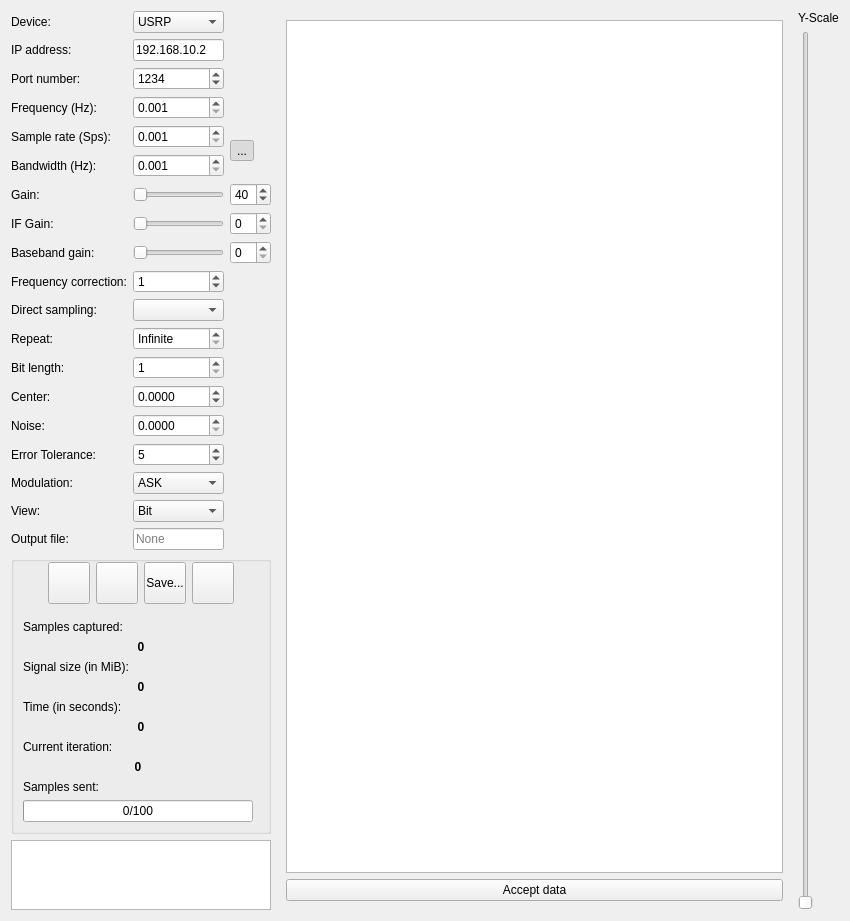
The window that ui/send_recv.ui (jopohl/urh) describes before a commit, drawn with Qt 5.
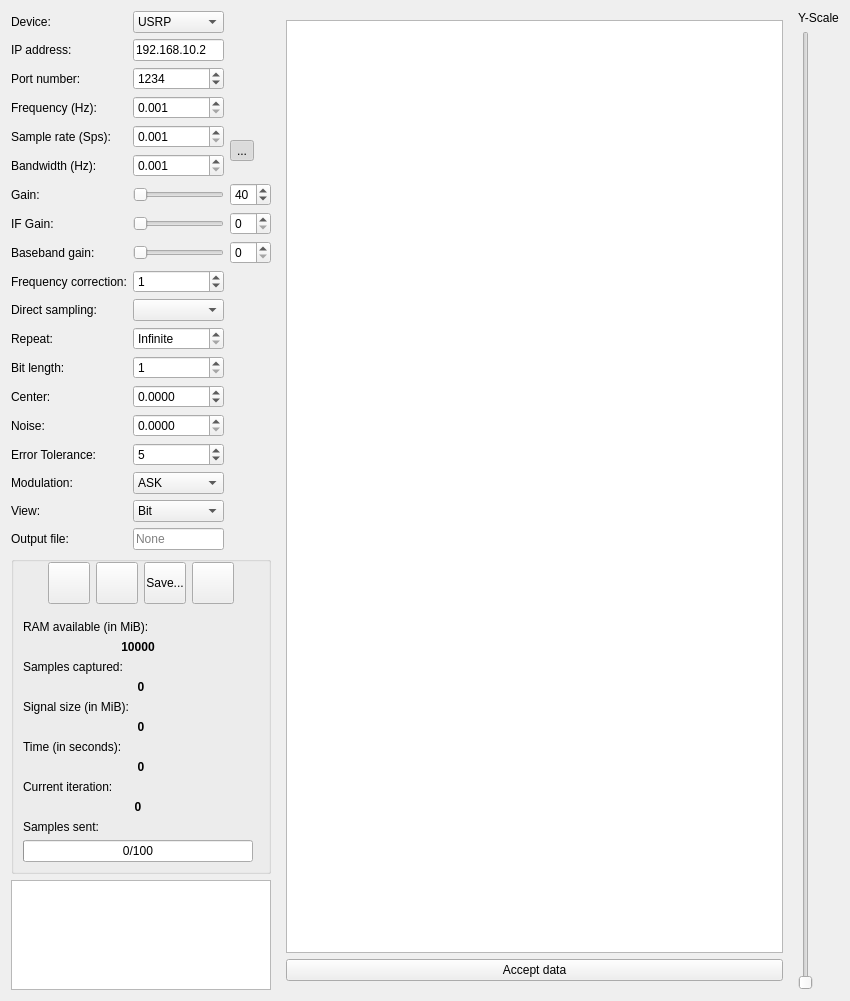
The same window after the commit. Icons and pictures are not drawn. Custom widgets are drawn as their Qt base class.

Commit message: show remaining ram in send recv dialogs

What changed in the file:
```diff
--- a/ui/send_recv.ui
+++ b/ui/send_recv.ui
@@ -10,7 +10,7 @@
     <x>0</x>
     <y>0</y>
     <width>850</width>
-    <height>886</height>
+    <height>1001</height>
    </rect>
   </property>
   <property name="mouseTracking">
@@ -483,7 +483,7 @@
           <property name="topMargin">
            <number>0</number>
           </property>
-          <item row="14" column="0">
+          <item row="16" column="0">
            <widget class="QProgressBar" name="progressBar">
             <property name="value">
              <number>0</number>
@@ -493,7 +493,7 @@
             </property>
            </widget>
           </item>
-          <item row="13" column="0">
+          <item row="15" column="0">
            <widget class="QLabel" name="lSamplesSentText">
             <property name="text">
              <string>Samples sent:</string>
@@ -516,7 +516,7 @@
             </property>
            </spacer>
           </item>
-          <item row="7" column="0">
+          <item row="9" column="0">
            <widget class="QLabel" name="lTimeText">
             <property name="font">
              <font>
@@ -529,7 +529,7 @@
             </property>
            </widget>
           </item>
-          <item row="3" column="0">
+          <item row="5" column="0">
            <widget class="QLabel" name="lSamplesCapturedText">
             <property name="sizePolicy">
              <sizepolicy hsizetype="Fixed" vsizetype="Preferred">
@@ -703,7 +703,7 @@
             </item>
            </layout>
           </item>
-          <item row="5" column="0">
+          <item row="7" column="0">
            <widget class="QLabel" name="lSignalSizeText">
             <property name="sizePolicy">
              <sizepolicy hsizetype="Fixed" vsizetype="Preferred">
@@ -722,7 +722,7 @@
             </property>
            </widget>
           </item>
-          <item row="4" column="0" colspan="2">
+          <item row="6" column="0" colspan="2">
            <widget class="QLabel" name="lSamplesCaptured">
             <property name="sizePolicy">
              <sizepolicy hsizetype="Expanding" vsizetype="Preferred">
@@ -744,7 +744,7 @@
             </property>
            </widget>
           </item>
-          <item row="10" column="0" colspan="2">
+          <item row="12" column="0" colspan="2">
            <widget class="QLabel" name="lTime">
             <property name="font">
              <font>
@@ -760,7 +760,7 @@
             </property>
            </widget>
           </item>
-          <item row="6" column="0" colspan="2">
+          <item row="8" column="0" colspan="2">
            <widget class="QLabel" name="lSignalSize">
             <property name="sizePolicy">
              <sizepolicy hsizetype="Expanding" vsizetype="Preferred">
@@ -782,14 +782,14 @@
             </property>
            </widget>
           </item>
-          <item row="11" column="0">
+          <item row="13" column="0">
            <widget class="QLabel" name="lblRepeatText">
             <property name="text">
              <string>Current iteration:</string>
             </property>
            </widget>
           </item>
-          <item row="12" column="0">
+          <item row="14" column="0">
            <widget class="QLabel" name="lblCurrentRepeatValue">
             <property name="font">
              <font>
@@ -805,6 +805,35 @@
             </property>
            </widget>
           </item>
+          <item row="3" column="0">
+           <widget class="QLabel" name="lRAMAvailText">
+            <property name="text">
+             <string>RAM available (in MiB):</string>
+            </property>
+           </widget>
+          </item>
+          <item row="4" column="0">
+           <widget class="QLabel" name="labelRAMAvail">
+            <property name="sizePolicy">
+             <sizepolicy hsizetype="Expanding" vsizetype="Preferred">
+              <horstretch>0</horstretch>
+              <verstretch>0</verstretch>
+             </sizepolicy>
+            </property>
+            <property name="font">
+             <font>
+              <weight>75</weight>
+              <bold>true</bold>
+             </font>
+            </property>
+            <property name="text">
+             <string>10000</string>
+            </property>
+            <property name="alignment">
+             <set>Qt::AlignCenter</set>
+            </property>
+           </widget>
+          </item>
          </layout>
         </widget>
        </item>
```
The commit also changes 5 other files.
